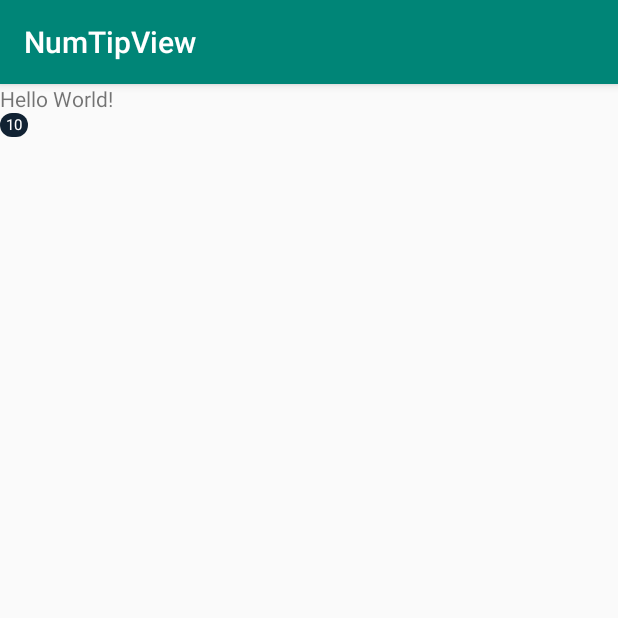
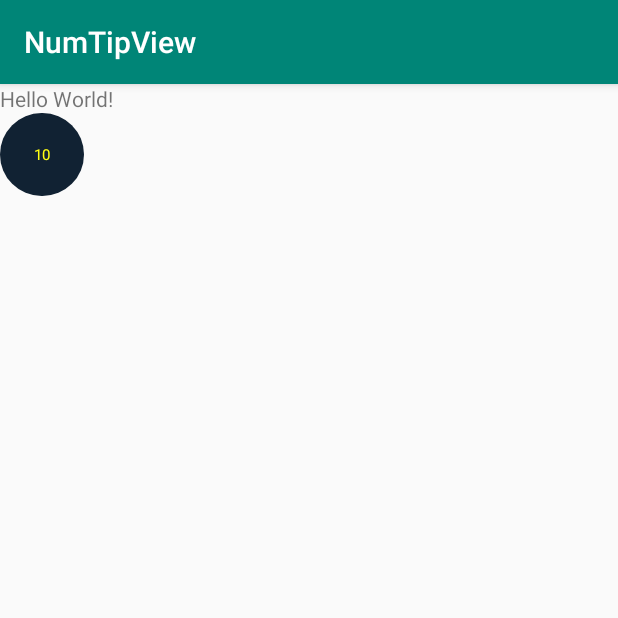
Before and after one commit to NotSeriousCoder/NumberTipView, an Android app: the screen it shows after launch (MainActivity), on a phone screen of 412 x 824 dp, the top half of it. Run offline under Robolectric (Android 15) with nearby library versions, the phone set to English and light mode, and no system bars.

Commit message:
没啥改动，增加一下说明

```diff
--- a/code/app/src/main/res/layout/activity_main.xml
+++ b/code/app/src/main/res/layout/activity_main.xml
@@ -20,10 +20,15 @@
         android:id="@+id/ntv_m_frg_mine_p_msg_num"
         android:layout_width="wrap_content"
         android:layout_height="wrap_content"
-        android:background="#112233"
         android:layout_centerVertical="true"
         android:layout_marginRight="6dp"
+        android:background="#112233"
+        app:hor_padding="15dp"
+        app:max_num="99"
         app:min_gone="true"
-        app:text_size="10sp" />
+        app:min_num="0"
+        app:text_color="#ffff13"
+        app:text_size="10sp"
+        app:ver_padding="15dp" />
 
 </LinearLayout>
--- a/code/numbertipview/src/main/java/com/bingor/numbertipview/util/ShapeSelectorUtil.java
+++ b/code/numbertipview/src/main/java/com/bingor/numbertipview/util/ShapeSelectorUtil.java
@@ -14,7 +14,6 @@ public class ShapeSelectorUtil {
     /**
      * 定义一个shape资源
      *
-     * @return
      */
     public static GradientDrawable getDrawable(StrokeWrapper strok, CornersWrapper corners, @ColorInt int soildColor, int gradientType) {
         GradientDrawable gradientDrawable = new GradientDrawable();
```
Also changed, not shown: code/build.gradle (+9 -2 lines), code/numbertipview/build.gradle (+22 -2 lines), 1 other file.
